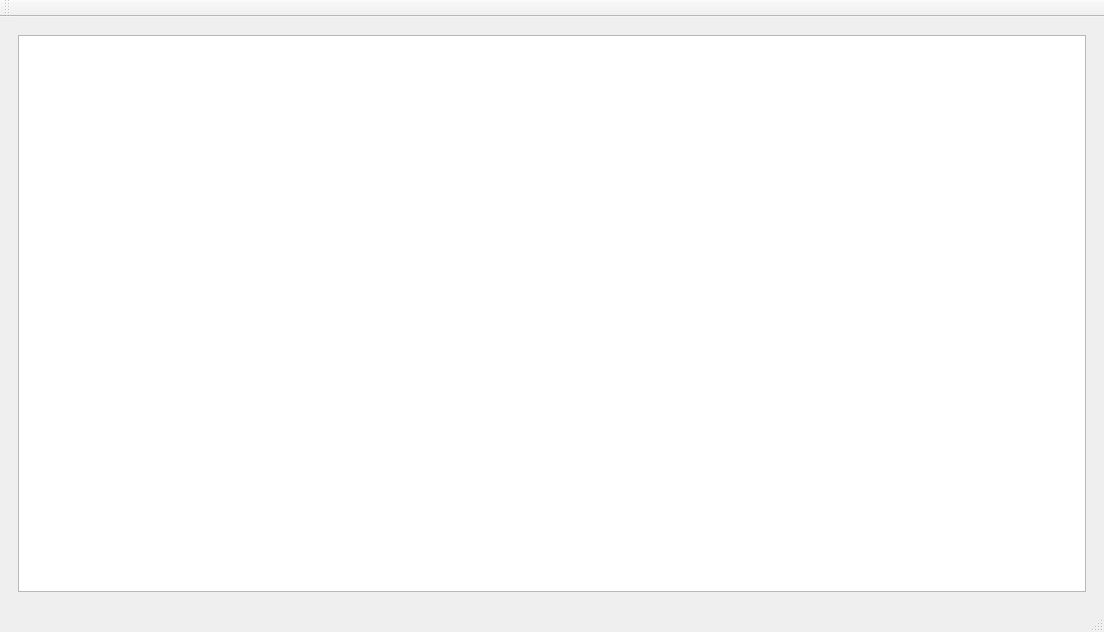
Above: mainwindow.ui from Matvey-Makaro/DBMS-Library before the change. Below: the same form after it.
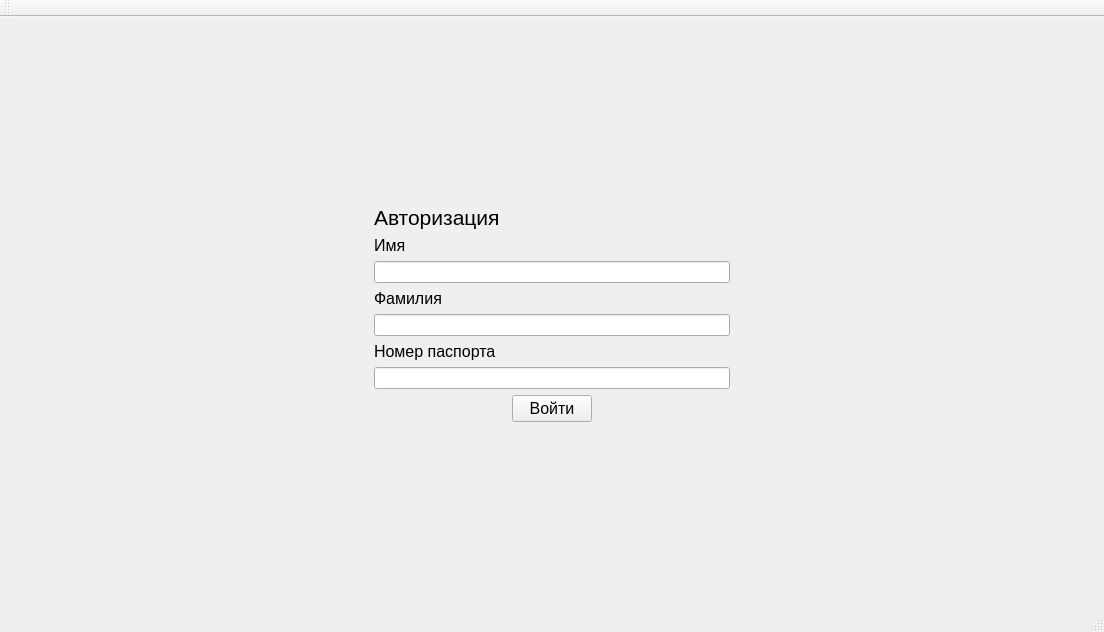
That is the form after the change.

Commit message: Add authorization_as_reader_page.

```diff
--- a/mainwindow.ui
+++ b/mainwindow.ui
@@ -14,12 +14,126 @@
    <string>MainWindow</string>
   </property>
   <widget class="QWidget" name="centralwidget">
-   <layout class="QGridLayout" name="gridLayout">
-    <item row="0" column="0">
+   <layout class="QHBoxLayout" name="horizontalLayout">
+    <item>
      <widget class="QStackedWidget" name="stackedWidget">
       <property name="currentIndex">
-       <number>1</number>
+       <number>2</number>
       </property>
+      <widget class="QWidget" name="authorization_as_page">
+       <layout class="QHBoxLayout" name="horizontalLayout_2">
+        <item>
+         <spacer name="horizontalSpacer_13">
+          <property name="orientation">
+           <enum>Qt::Horizontal</enum>
+          </property>
+          <property name="sizeHint" stdset="0">
+           <size>
+            <width>40</width>
+            <height>20</height>
+           </size>
+          </property>
+         </spacer>
+        </item>
+        <item>
+         <layout class="QVBoxLayout" name="verticalLayout_3">
+          <property name="spacing">
+           <number>7</number>
+          </property>
+          <item>
+           <spacer name="verticalSpacer_3">
+            <property name="orientation">
+             <enum>Qt::Vertical</enum>
+            </property>
+            <property name="sizeHint" stdset="0">
+             <size>
+              <width>20</width>
+              <height>40</height>
+             </size>
+            </property>
+           </spacer>
+          </item>
+          <item>
+           <widget class="QLabel" name="label_4">
+            <property name="font">
+             <font>
+              <pointsize>14</pointsize>
+             </font>
+            </property>
+            <property name="text">
+             <string>Авторизоваться как:</string>
+            </property>
+           </widget>
+          </item>
+          <item>
+           <widget class="QPushButton" name="pushButton_7">
+            <property name="font">
+             <font>
+              <pointsize>12</pointsize>
+             </font>
+            </property>
+            <property name="text">
+             <string>Администратор</string>
+            </property>
+           </widget>
+          </item>
+          <item>
+           <widget class="QPushButton" name="pushButton_8">
+            <property name="font">
+             <font>
+              <pointsize>12</pointsize>
+             </font>
+            </property>
+            <property name="text">
+             <string>Библиотекарь</string>
+            </property>
+           </widget>
+          </item>
+          <item>
+           <widget class="QPushButton" name="pushButton_6">
+            <property name="font">
+             <font>
+              <pointsize>12</pointsize>
+             </font>
+            </property>
+            <property name="text">
+             <string>Читатель</string>
+            </property>
+           </widget>
+          </item>
+          <item>
+           <spacer name="verticalSpacer_4">
+            <property name="orientation">
+             <enum>Qt::Vertical</enum>
+            </property>
+            <property name="sizeHint" stdset="0">
+             <size>
+              <width>20</width>
+              <height>40</height>
+             </size>
+            </property>
+           </spacer>
+          </item>
+         </layout>
+        </item>
+        <item>
+         <spacer name="horizontalSpacer_14">
+          <property name="orientation">
+           <enum>Qt::Horizontal</enum>
+          </property>
+          <property name="sizeType">
+           <enum>QSizePolicy::MinimumExpanding</enum>
+          </property>
+          <property name="sizeHint" stdset="0">
+           <size>
+            <width>40</width>
+            <height>20</height>
+           </size>
+          </property>
+         </spacer>
+        </item>
+       </layout>
+      </widget>
       <widget class="QWidget" name="authorization_page">
        <layout class="QVBoxLayout" name="verticalLayout_2">
         <item>
@@ -284,13 +398,210 @@
         </item>
        </layout>
       </widget>
+      <widget class="QWidget" name="authorization_for_reader_page">
+       <layout class="QHBoxLayout" name="horizontalLayout_23">
+        <item>
+         <spacer name="horizontalSpacer_39">
+          <property name="orientation">
+           <enum>Qt::Horizontal</enum>
+          </property>
+          <property name="sizeHint" stdset="0">
+           <size>
+            <width>40</width>
+            <height>20</height>
+           </size>
+          </property>
+         </spacer>
+        </item>
+        <item>
+         <layout class="QVBoxLayout" name="verticalLayout_5">
+          <item>
+           <spacer name="verticalSpacer_5">
+            <property name="orientation">
+             <enum>Qt::Vertical</enum>
+            </property>
+            <property name="sizeHint" stdset="0">
+             <size>
+              <width>20</width>
+              <height>40</height>
+             </size>
+            </property>
+           </spacer>
+          </item>
+          <item>
+           <widget class="QLabel" name="label_11">
+            <property name="font">
+             <font>
+              <pointsize>16</pointsize>
+             </font>
+            </property>
+            <property name="text">
+             <string>Авторизация</string>
+            </property>
+           </widget>
+          </item>
+          <item>
+           <widget class="QLabel" name="label_12">
+            <property name="font">
+             <font>
+              <pointsize>12</pointsize>
+             </font>
+            </property>
+            <property name="text">
+             <string>Имя</string>
+            </property>
+           </widget>
+          </item>
+          <item>
+           <widget class="QLineEdit" name="lineEdit_7"/>
+          </item>
+          <item>
+           <widget class="QLabel" name="label_13">
+            <property name="font">
+             <font>
+              <pointsize>12</pointsize>
+             </font>
+            </property>
+            <property name="text">
+             <string>Фамилия</string>
+            </property>
+           </widget>
+          </item>
+          <item>
+           <widget class="QLineEdit" name="lineEdit_8"/>
+          </item>
+          <item>
+           <widget class="QLabel" name="label_14">
+            <property name="font">
+             <font>
+              <pointsize>12</pointsize>
+             </font>
+            </property>
+            <property name="text">
+             <string>Номер паспорта</string>
+            </property>
+           </widget>
+          </item>
+          <item>
+           <widget class="QLineEdit" name="lineEdit_9"/>
+          </item>
+          <item>
+           <layout class="QHBoxLayout" name="horizontalLayout_24">
+            <item>
+             <spacer name="horizontalSpacer_41">
+              <property name="orientation">
+               <enum>Qt::Horizontal</enum>
+              </property>
+              <property name="sizeHint" stdset="0">
+               <size>
+                <width>40</width>
+                <height>20</height>
+               </size>
+              </property>
+             </spacer>
+            </item>
+            <item>
+             <widget class="QPushButton" name="pushButton_11">
+              <property name="font">
+               <font>
+                <pointsize>12</pointsize>
+               </font>
+              </property>
+              <property name="text">
+               <string>Войти</string>
+              </property>
+             </widget>
+            </item>
+            <item>
+             <spacer name="horizontalSpacer_42">
+              <property name="orientation">
+               <enum>Qt::Horizontal</enum>
+              </property>
+              <property name="sizeHint" stdset="0">
+               <size>
+                <width>40</width>
+                <height>20</height>
+               </size>
+              </property>
+             </spacer>
+            </item>
+           </layout>
+          </item>
+          <item>
+           <spacer name="verticalSpacer_6">
+            <property name="orientation">
+             <enum>Qt::Vertical</enum>
+            </property>
+            <property name="sizeHint" stdset="0">
+             <size>
+              <width>20</width>
+              <height>40</height>
+             </size>
+            </property>
+           </spacer>
+          </item>
+         </layout>
+        </item>
+        <item>
+         <spacer name="horizontalSpacer_40">
+          <property name="orientation">
+           <enum>Qt::Horizontal</enum>
+          </property>
+          <property name="sizeHint" stdset="0">
+           <size>
+            <width>40</width>
+            <height>20</height>
+           </size>
+          </property>
+         </spacer>
+        </item>
+       </layout>
+      </widget>
       <widget class="QWidget" name="page_2">
-       <layout class="QGridLayout" name="gridLayout_2">
-        <item row="0" column="0">
-         <widget class="QTableView" name="tableView"/>
+       <layout class="QHBoxLayout" name="horizontalLayout_3">
+        <property name="sizeConstraint">
+         <enum>QLayout::SetMinimumSize</enum>
+        </property>
+        <item>
+         <widget class="QTableWidget" name="tableWidget"/>
         </item>
-        <item row="0" column="1">
-         <layout class="QVBoxLayout" name="verticalLayout"/>
+        <item>
+         <layout class="QVBoxLayout" name="verticalLayout">
+          <property name="sizeConstraint">
+           <enum>QLayout::SetDefaultConstraint</enum>
+          </property>
+          <property name="leftMargin">
+           <number>0</number>
+          </property>
+          <item>
+           <widget class="QPushButton" name="pushButton_3">
+            <property name="text">
+             <string>PushButton</string>
+            </property>
+           </widget>
+          </item>
+          <item>
+           <widget class="QPushButton" name="pushButton_5">
+            <property name="text">
+             <string>PushButton</string>
+            </property>
+           </widget>
+          </item>
+          <item>
+           <widget class="QPushButton" name="pushButton_4">
+            <property name="text">
+             <string>PushButton</string>
+            </property>
+           </widget>
+          </item>
+          <item>
+           <widget class="QPushButton" name="pushButton_2">
+            <property name="text">
+             <string>PushButton</string>
+            </property>
+           </widget>
+          </item>
+         </layout>
         </item>
        </layout>
       </widget>
```
